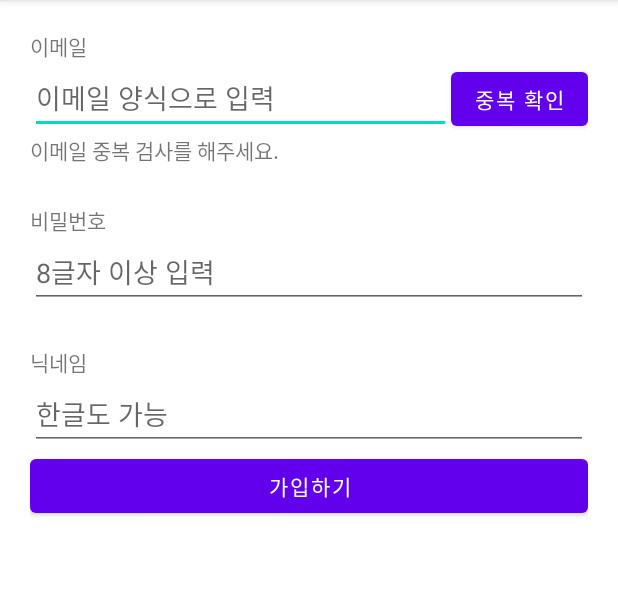
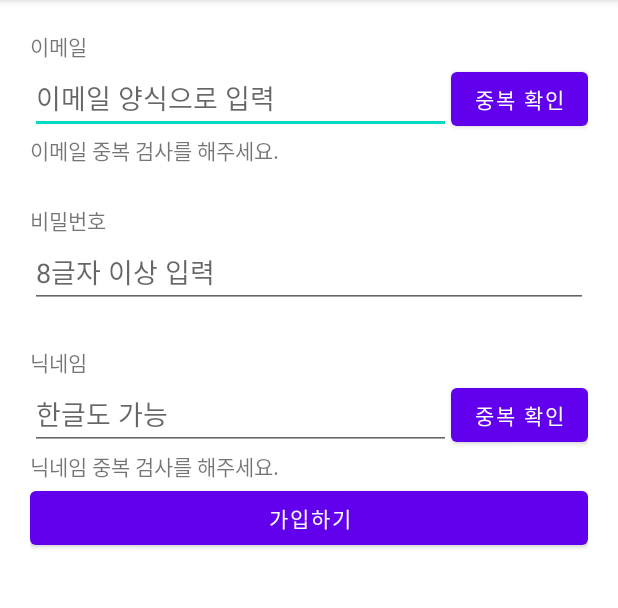
Before and after one commit to park-chris/Colosseum, an Android app: the SignUpActivity screen opened directly, with no data from a screen before it, after a tap on "가입하기", on a phone screen of 412 x 824 dp, the part 84-692 px from its top. Run offline under Robolectric (Android 15) with nearby library versions, the phone set to English and light mode, and no system bars; our stand-ins replace data binding.

```diff
--- a/app/src/main/java/com/neppplus/colosseum_20211024/SignUpActivity.kt
+++ b/app/src/main/java/com/neppplus/colosseum_20211024/SignUpActivity.kt
@@ -17,6 +17,8 @@ class SignUpActivity : BaseActivity() {
 //    이메일 중복검사 통과 여부 저장 변수.
     var isEmailOk = false // 기본값 : 통과 x. 그래서 false. => 자료형 자동으로 Boolean으로 설정.
 
+    var isNicknameOk = false
+
     override fun onCreate(savedInstanceState: Bundle?) {
         super.onCreate(savedInstanceState)
         binding = DataBindingUtil.setContentView(this, R.layout.activity_sign_up)
@@ -25,6 +27,38 @@ class SignUpActivity : BaseActivity() {
     }
 
     override fun setupEvents() {
+
+        binding.nicknameEdt.addTextChangedListener {
+            binding.nicknameCheckResultTxt.text = "닉네임 중복 검사를 해주세요."
+            isNicknameOk = false
+        }
+
+        binding.checkNicknameBtn.setOnClickListener {
+
+            val inputNickname = binding.nicknameEdt.text.toString()
+
+            ServerUtil.getRequestDuplCheck("NICK_NAME", inputNickname, object : ServerUtil.JsonResponseHandler {
+                override fun onResponse(jsonObj: JSONObject) {
+
+                    val code = jsonObj.getInt("code")
+
+                    runOnUiThread {
+                        if (code == 200) {
+                            binding.nicknameCheckResultTxt.text = "사용해도 좋은 닉네임입니다."
+                            isEmailOk = true
+                        }
+                        else {
+                            binding.nicknameCheckResultTxt.text = "다른 닉네임으로 사용해주세요."
+                            isEmailOk = false
+                        }
+                    }
+
+
+                }
+
+            })
+
+        }
 
         binding.emailEdt.addTextChangedListener {
 //            val inputContent = it.toString()
@@ -75,6 +109,11 @@ class SignUpActivity : BaseActivity() {
 
 
 //            입력값들이 괜찮은지 먼저 검사. => 전부 통과해야 회원가입 실행.
+
+            if (!isNicknameOk) {
+                Toast.makeText(mContext, "닉네임 검사를 다시 해주세요.", Toast.LENGTH_SHORT).show()
+                return@setOnClickListener
+            }
 
 //            도전과제. 구글링 필요. => 입력한 이메일이, 이메일 양식이 맞는지? aaa@bbb.com 등.
 //             정규 표현식 활용. -> 이메일 양식 검증 정규표현식
--- a/app/src/main/java/com/neppplus/colosseum_20211024/utils/ServerUtil.kt
+++ b/app/src/main/java/com/neppplus/colosseum_20211024/utils/ServerUtil.kt
@@ -2,6 +2,7 @@ package com.neppplus.colosseum_20211024.utils
 
 import android.content.Context
 import android.provider.ContactsContract
+import android.util.Base64
 import android.util.Log
 import okhttp3.*
 import okhttp3.HttpUrl.Companion.toHttpUrlOrNull
@@ -204,6 +205,8 @@ class ServerUtil {
 
         }
 
+
+
     }
 
 }
--- a/app/src/main/res/layout/activity_sign_up.xml
+++ b/app/src/main/res/layout/activity_sign_up.xml
@@ -63,12 +63,38 @@
             android:text="닉네임"
             android:layout_marginTop="25dp"/>
 
-        <EditText
-            android:id="@+id/nicknameEdt"
+
+        <LinearLayout
             android:layout_width="match_parent"
+            android:orientation="horizontal"
+            android:layout_height="wrap_content">
+
+            <EditText
+                android:id="@+id/nicknameEdt"
+                android:layout_width="0dp"
+                android:layout_height="wrap_content"
+                android:hint="한글도 가능"
+                android:layout_weight="1"
+                android:singleLine="true" />
+
+            <Button
+                android:id="@+id/checkNicknameBtn"
+                android:layout_width="wrap_content"
+                android:layout_height="wrap_content"
+                android:text="중복 확인" />
+
+
+        </LinearLayout>
+
+
+        <TextView
+            android:id="@+id/nicknameCheckResultTxt"
+            android:layout_width="wrap_content"
             android:layout_height="wrap_content"
-            android:hint="한글도 가능"
-            android:singleLine="true" />
+            android:text="닉네임 중복 검사를 해주세요." />
+
+
+
 
         <Button
             android:id="@+id/okBtn"
```
